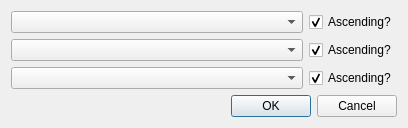
This is ui/field_select.ui in fpsampayo/qgis-navtable as Qt 5 draws it before an edit. The edited form follows.
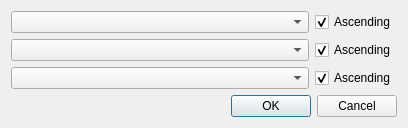
This is the edited form. Custom widgets are drawn as their Qt base class.

Patch:
```diff
--- a/ui/field_select.ui
+++ b/ui/field_select.ui
@@ -32,7 +32,7 @@
      <item>
       <widget class="QCheckBox" name="sortOrderCB">
        <property name="text">
-        <string>Ascending?</string>
+        <string>Ascending</string>
        </property>
        <property name="checked">
         <bool>true</bool>
@@ -56,7 +56,7 @@
      <item>
       <widget class="QCheckBox" name="sortOrderCB2">
        <property name="text">
-        <string>Ascending?</string>
+        <string>Ascending</string>
        </property>
        <property name="checked">
         <bool>true</bool>
@@ -80,7 +80,7 @@
      <item>
       <widget class="QCheckBox" name="sortOrderCB3">
        <property name="text">
-        <string>Ascending?</string>
+        <string>Ascending</string>
        </property>
        <property name="checked">
         <bool>true</bool>
```
